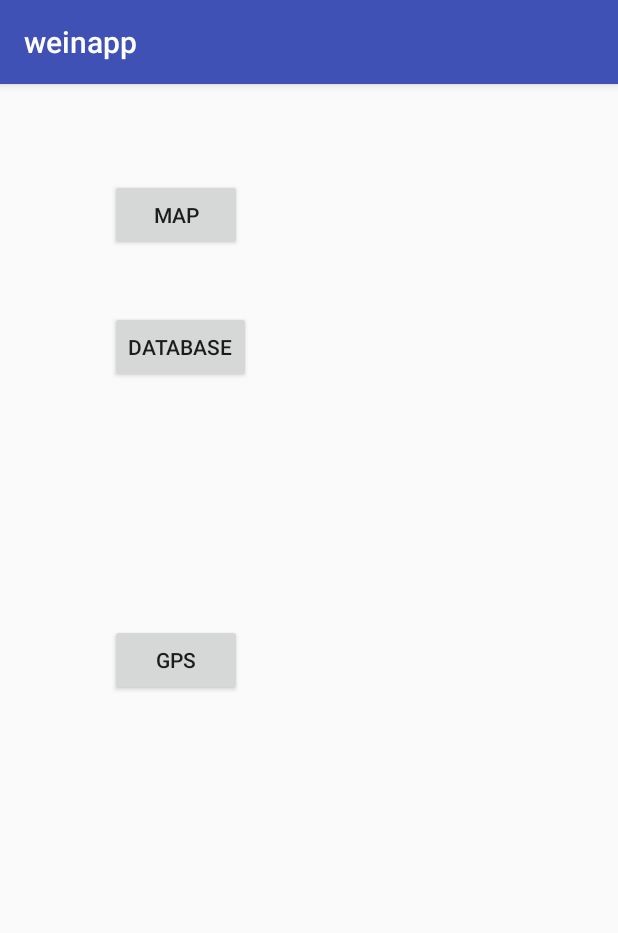
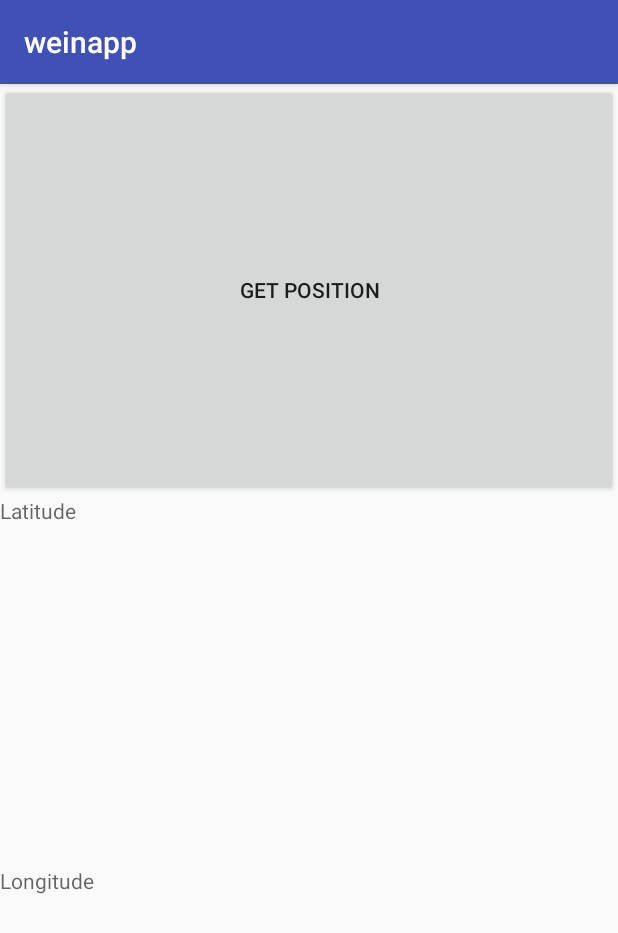
Before and after one commit to fragov/weinapp, an Android app: the screen it shows after launch (MainActivity before the commit, GPS after it), after a tap on "GPS", on a phone screen of 412 x 824 dp. Shown: the top 933 px of the screen. Run offline under Robolectric (Android 15) with nearby library versions, the phone set to English and light mode, and no system bars; libraries missing offline, so code that uses them is left out: com.mapbox.mapboxsdk.

Commit message:
Made a GPS Activity stub

```diff
--- a/app/src/main/AndroidManifest.xml
+++ b/app/src/main/AndroidManifest.xml
@@ -21,6 +21,7 @@
         </activity>
         <activity android:name=".Map" />
         <activity android:name=".DB" />
+        <activity android:name=".GPS"></activity>
     </application>
 
 </manifest>
--- /dev/null
+++ b/app/src/main/java/com/wein3/weinapp/GPS.java
@@ -0,0 +1,49 @@
+package com.wein3.weinapp;
+
+import android.support.v7.app.AppCompatActivity;
+import android.os.Bundle;
+import android.view.View;
+import android.widget.Button;
+import android.widget.TextView;
+
+import com.mapbox.mapboxsdk.geometry.LatLng;
+
+public class GPS extends AppCompatActivity {
+
+    private Button getLatLong;
+    private TextView textViewLat;
+    private TextView textViewLong;
+
+    private LatLng lastKnownLatLng;
+    private boolean hasPos = false;
+
+    @Override
+    protected void onCreate(Bundle savedInstanceState) {
+        super.onCreate(savedInstanceState);
+        setContentView(R.layout.activity_gps);
+
+        getLatLong = (Button) findViewById(R.id.getLatLong);
+        textViewLat = (TextView) findViewById(R.id.textViewLat);
+        textViewLong = (TextView) findViewById(R.id.textViewLong);
+
+        getLatLong.setOnClickListener(new View.OnClickListener() {
+            @Override
+            public void onClick(View v) {
+                LatLng loc = GPS.this.getLastKnownLatLng();
+                String s = "Not yet implemented";
+                getLatLong.setText(s);
+                textViewLat.setText(s);
+                textViewLong.setText(s);
+                /*
+                //Please add nullptr check
+                textViewLat.setText(Double.toString(loc.getLatitude()));
+                textViewLong.setText(Double.toString(loc.getLongitude()));
+                */
+            }
+        });
+    }
+
+    public LatLng getLastKnownLatLng() {
+        return this.lastKnownLatLng;
+    }
+}
--- a/app/src/main/java/com/wein3/weinapp/MainActivity.java
+++ b/app/src/main/java/com/wein3/weinapp/MainActivity.java
@@ -40,7 +40,8 @@ public class MainActivity extends AppCompatActivity {
         buttonGPS.setOnClickListener(new View.OnClickListener() {
             @Override
             public void onClick(View v) {
-
+                Intent intent = new Intent(MainActivity.this, GPS.class);
+                startActivity(intent);
             }
         });
     }
--- a/app/src/main/res/layout/activity_gps.xml
+++ b/app/src/main/res/layout/activity_gps.xml
@@ -7,23 +7,23 @@
     android:orientation="vertical">
 
     <Button
-        android:id="@+id/button"
+        android:id="@+id/getLatLong"
         android:layout_width="match_parent"
         android:layout_height="wrap_content"
         android:layout_weight="1"
-        android:text="Button" />
+        android:text="get position" />
 
     <TextView
-        android:id="@+id/textView1"
+        android:id="@+id/textViewLat"
+        android:layout_width="match_parent"
+        android:layout_height="wrap_content"
+        android:layout_weight="1"
+        android:hint="Latitude" />
+
+    <TextView
+        android:id="@+id/textViewLong"
         android:layout_width="match_parent"
         android:layout_height="wrap_content"
         android:layout_weight="1"
         android:hint="Longitude" />
-
-    <TextView
-        android:id="@+id/textView2"
-        android:layout_width="match_parent"
-        android:layout_height="wrap_content"
-        android:layout_weight="1"
-        android:hint="Latitude" />
 </LinearLayout>
```
